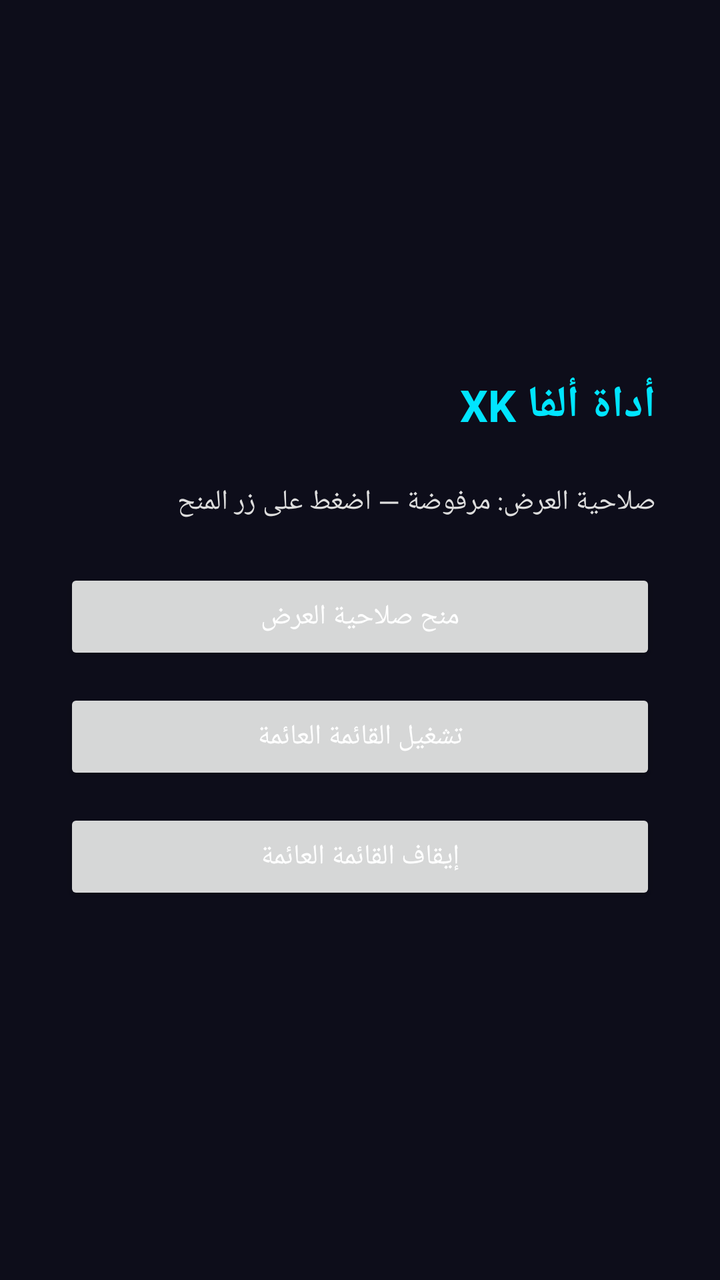
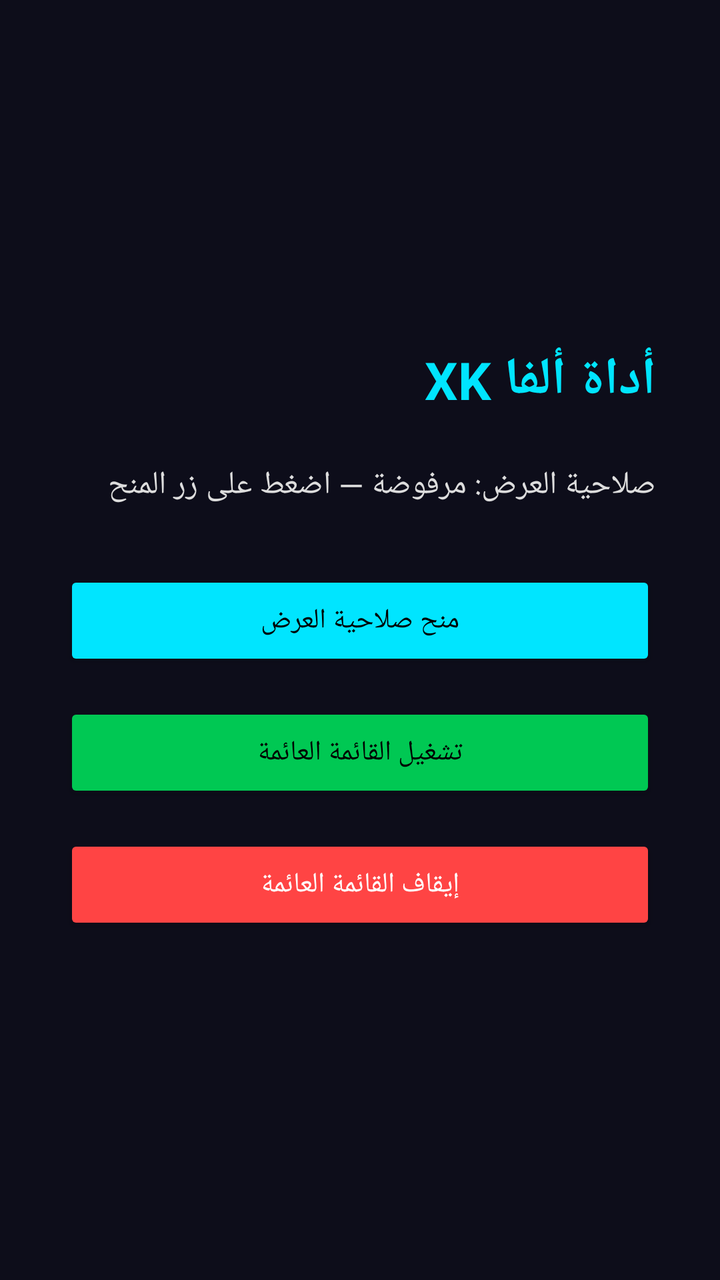

Before-and-after screenshots of an Android layout around one commit, followed by the original layout XML and the change that was made.
<!-- AndroidManifest.xml: application theme Theme.AlphaXK -->
<!-- res/layout/activity_main.xml -->
<?xml version="1.0" encoding="utf-8"?>
<LinearLayout xmlns:android="http://schemas.android.com/apk/res/android"
    android:layout_width="match_parent"
    android:layout_height="match_parent"
    android:orientation="vertical"
    android:padding="32dp"
    android:gravity="center_vertical"
    android:background="@color/bg_dark"
    android:layoutDirection="rtl">

    <TextView
        android:layout_width="wrap_content"
        android:layout_height="wrap_content"
        android:text="@string/app_name"
        android:textColor="@color/accent_cyan"
        android:textStyle="bold"
        android:textSize="22sp"
        android:layout_marginBottom="24dp" />

    <TextView
        android:id="@+id/status_text"
        android:layout_width="match_parent"
        android:layout_height="wrap_content"
        android:text="@string/status_denied"
        android:textColor="@color/text_secondary"
        android:textSize="14sp"
        android:layout_marginBottom="24dp" />

    <Button
        android:id="@+id/btn_grant"
        android:layout_width="match_parent"
        android:layout_height="wrap_content"
        android:text="@string/btn_grant"
        android:layout_marginBottom="12dp" />

    <Button
        android:id="@+id/btn_start"
        android:layout_width="match_parent"
        android:layout_height="wrap_content"
        android:text="@string/btn_start"
        android:layout_marginBottom="12dp" />

    <Button
        android:id="@+id/btn_stop"
        android:layout_width="match_parent"
        android:layout_height="wrap_content"
        android:text="@string/btn_stop" />

</LinearLayout>
<!-- resources referenced by this layout -->
<resources>
  <color name="accent_cyan">#FF00E5FF</color>
  <color name="bg_dark">#FF0D0D1A</color>
  <color name="text_secondary">#FFDDDDDD</color>
  <string name="app_name">أداة ألفا XK</string>
  <string name="btn_grant">منح صلاحية العرض</string>
  <string name="btn_start">تشغيل القائمة العائمة</string>
  <string name="btn_stop">إيقاف القائمة العائمة</string>
  <string name="status_denied">صلاحية العرض: مرفوضة — اضغط على زر المنح</string>
  <style name="Theme.AlphaXK" parent="Theme.AppCompat.DayNight.NoActionBar">
          <item name="android:windowBackground">@color/bg_dark</item>
          <item name="android:statusBarColor">@color/bg_dark</item>
          <item name="android:navigationBarColor">@color/bg_dark</item>
          <item name="android:textColorPrimary">@color/text_primary</item>
          <item name="colorAccent">@color/accent_cyan</item>
      </style>
  <color name="text_primary">#FFFFFFFF</color>
</resources>

<!-- the commit's change to res/layout/activity_main.xml (unified diff, before → after) -->
@@ -14,7 +14,7 @@
         android:text="@string/app_name"
         android:textColor="@color/accent_cyan"
         android:textStyle="bold"
-        android:textSize="22sp"
+        android:textSize="26sp"
         android:layout_marginBottom="24dp" />
 
     <TextView
@@ -23,27 +23,33 @@
         android:layout_height="wrap_content"
         android:text="@string/status_denied"
         android:textColor="@color/text_secondary"
-        android:textSize="14sp"
-        android:layout_marginBottom="24dp" />
+        android:textSize="16sp"
+        android:layout_marginBottom="32dp" />
 
     <Button
         android:id="@+id/btn_grant"
         android:layout_width="match_parent"
-        android:layout_height="wrap_content"
+        android:layout_height="50dp"
         android:text="@string/btn_grant"
-        android:layout_marginBottom="12dp" />
+        android:backgroundTint="@color/accent_cyan"
+        android:textColor="#000000"
+        android:layout_marginBottom="16dp" />
 
     <Button
         android:id="@+id/btn_start"
         android:layout_width="match_parent"
-        android:layout_height="wrap_content"
+        android:layout_height="50dp"
         android:text="@string/btn_start"
-        android:layout_marginBottom="12dp" />
+        android:backgroundTint="#FF00C853"
+        android:textColor="#000000"
+        android:layout_marginBottom="16dp" />
 
     <Button
         android:id="@+id/btn_stop"
         android:layout_width="match_parent"
-        android:layout_height="wrap_content"
-        android:text="@string/btn_stop" />
+        android:layout_height="50dp"
+        android:text="@string/btn_stop"
+        android:backgroundTint="@color/danger_red"
+        android:textColor="#FFFFFF" />
 
 </LinearLayout>
<!-- resource entries referenced after the edit -->
@@ -2,6 +2,7 @@
 <resources>
   <color name="accent_cyan">#FF00E5FF</color>
   <color name="bg_dark">#FF0D0D1A</color>
+  <color name="danger_red">#FFFF4444</color>
   <color name="text_secondary">#FFDDDDDD</color>
   <string name="app_name">أداة ألفا XK</string>
   <string name="btn_grant">منح صلاحية العرض</string>
